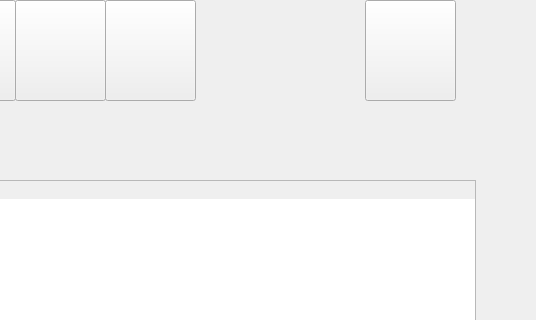
First picture: the form in view/usuario.ui, repository ale0allen/sodmtz, before the edit; both pictures show x 255 to 791 and y 0 to 320 of the 791 by 523 pixel window.
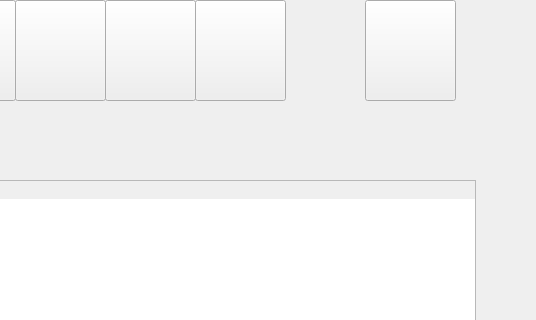
Second picture: the form after the edit. Icons and pictures are not drawn.

Commit message: modulo usuarios atualizado

Diff of the .ui file:
```diff
--- a/view/usuario.ui
+++ b/view/usuario.ui
@@ -129,6 +129,22 @@
     </property>
    </column>
   </widget>
+  <widget class="QPushButton" name="botao_vincular">
+   <property name="geometry">
+    <rect>
+     <x>450</x>
+     <y>0</y>
+     <width>91</width>
+     <height>101</height>
+    </rect>
+   </property>
+   <property name="styleSheet">
+    <string notr="true">image: url(:/botaovincular/icones/vincular.png)</string>
+   </property>
+   <property name="text">
+    <string/>
+   </property>
+  </widget>
  </widget>
  <resources>
   <include location="botao_adicionar.qrc"/>
```
Left out of the diff: 1 changed line with no effect on the pictures. The commit also changes 9 other files.
